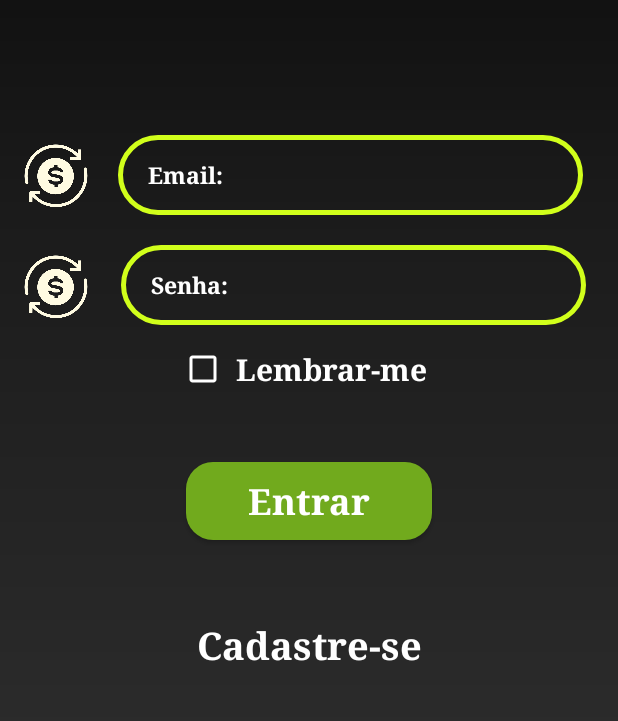
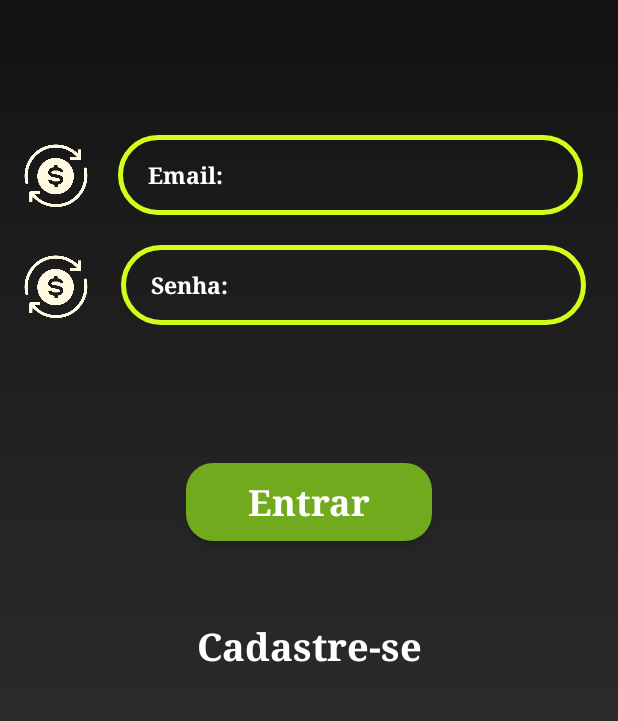
Before and after one commit to Schwartz09/Comfiado, an Android app: the screen it shows after launch (LoginActivity), on a phone screen of 412 x 824 dp, the part 405-1126 px from its top. Run offline under Robolectric (Android 15) with nearby library versions, the phone set to English and light mode, and no system bars; our stand-ins replace Firebase (no records; nobody signed in at launch, a user with empty details on screens opened directly).

Commit message:
set status bar color to black

```diff
--- a/app/src/main/java/br/edu/qi/comfiado/LoginActivity.java
+++ b/app/src/main/java/br/edu/qi/comfiado/LoginActivity.java
@@ -62,7 +62,6 @@ public class LoginActivity extends AppCompatActivity {
 
         this.edtEmail = findViewById(R.id.edtEmail);
         this.edtSenha = findViewById(R.id.edtSenha);
-        this.ckLembrar = findViewById(R.id.ckLembrar);
         this.btnEntrar = findViewById(R.id.btnEntrar);
         this.txtCadastrar = findViewById(R.id.txtCadastrar);
 
--- a/app/src/main/res/layout/activity_login.xml
+++ b/app/src/main/res/layout/activity_login.xml
@@ -19,12 +19,13 @@
     <androidx.appcompat.widget.AppCompatButton
         android:id="@+id/btnEntrar"
         style="@style/btn"
+        android:layout_marginTop="92dp"
+        android:background="@drawable/borda"
         android:text="Entrar"
-        android:background="@drawable/borda"
         app:layout_constraintEnd_toEndOf="parent"
         app:layout_constraintHorizontal_bias="0.497"
         app:layout_constraintStart_toStartOf="parent"
-        app:layout_constraintTop_toBottomOf="@+id/ckLembrar" />
+        app:layout_constraintTop_toBottomOf="@+id/edtSenha" />
 
     <EditText
         android:id="@+id/edtEmail"
@@ -83,23 +84,6 @@
         app:layout_constraintTop_toTopOf="parent"
         app:srcCompat="@drawable/img_login" />
 
-    <CheckBox
-        android:id="@+id/ckLembrar"
-        android:layout_width="171dp"
-        android:layout_height="51dp"
-        android:layout_marginTop="4dp"
-        android:buttonTint="@color/branco"
-        android:fontFamily="serif"
-        android:text="Lembrar-me"
-        android:textAlignment="center"
-        android:textColor="@color/branco"
-        android:textSize="20sp"
-        android:textStyle="bold"
-        app:layout_constraintEnd_toEndOf="parent"
-        app:layout_constraintHorizontal_bias="0.497"
-        app:layout_constraintStart_toStartOf="parent"
-        app:layout_constraintTop_toBottomOf="@+id/edtSenha" />
-
     <TextView
         android:id="@+id/txtCadastrar"
         android:layout_width="229dp"
--- a/app/src/main/res/values-night/themes.xml
+++ b/app/src/main/res/values-night/themes.xml
@@ -3,14 +3,14 @@
     <style name="Theme.Comfiado" parent="Theme.MaterialComponents.DayNight.DarkActionBar">
         <!-- Primary brand color. -->
         <item name="colorPrimary">@color/purple_200</item>
-        <item name="colorPrimaryVariant">@color/purple_700</item>
+        <item name="colorPrimaryVariant">@color/black</item>
         <item name="colorOnPrimary">@color/black</item>
         <!-- Secondary brand color. -->
         <item name="colorSecondary">@color/teal_200</item>
         <item name="colorSecondaryVariant">@color/teal_200</item>
         <item name="colorOnSecondary">@color/black</item>
         <!-- Status bar color. -->
-        <item name="android:statusBarColor" tools:targetApi="l">?attr/colorPrimaryVariant</item>
+        <item name="android:statusBarColor" >?attr/colorPrimaryVariant</item>
         <!-- Customize your theme here. -->
     </style>
 </resources>
--- a/app/src/main/res/values/themes.xml
+++ b/app/src/main/res/values/themes.xml
@@ -10,7 +10,7 @@
         <item name="colorSecondaryVariant">@color/verdeFraco</item>
         <item name="colorOnSecondary">@color/black</item>
         <!-- Status bar color. -->
-        <item name="android:statusBarColor" tools:targetApi="l">@color/preto</item>
+        <item name="android:statusBarColor" >@color/preto</item>
         <!-- Customize your theme here. -->
     </style>
 
```
